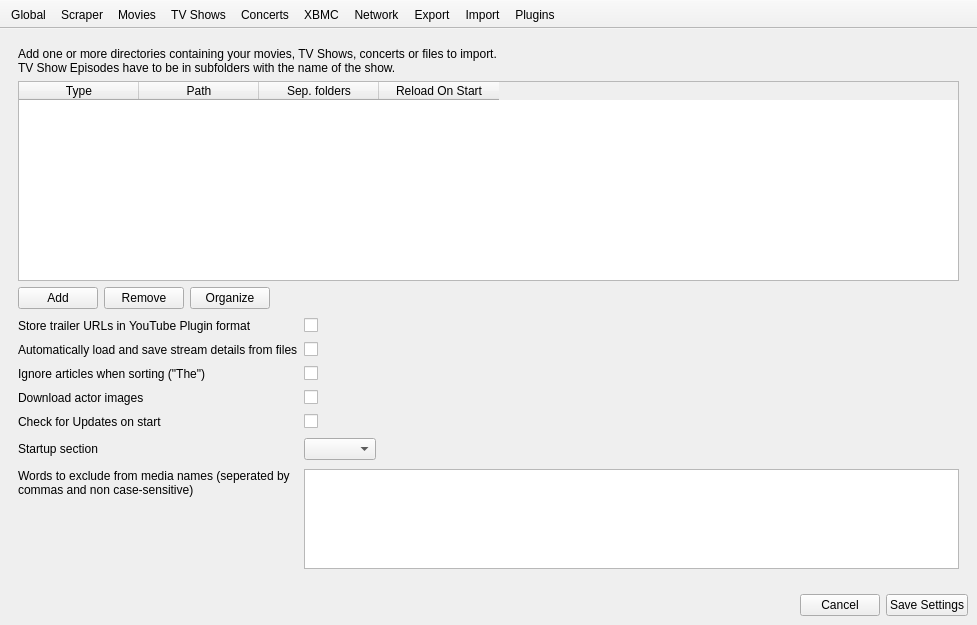
The window that settings/SettingsWindow.ui (Komet/MediaElch) describes before a commit, drawn with Qt 5.
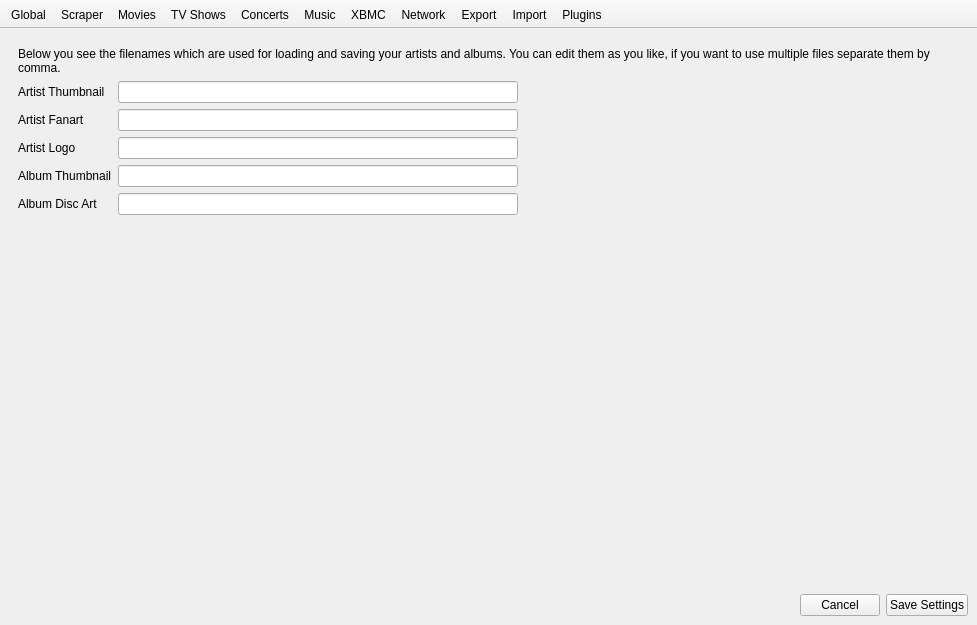
The same window after the commit. The open tabs and pages were chosen to show the change. Icons and pictures are not drawn. Custom widgets are drawn as their Qt base class.

Commit message: First part of music management

The edit to the form file:
```diff
--- a/settings/SettingsWindow.ui
+++ b/settings/SettingsWindow.ui
@@ -1067,6 +1067,112 @@
         </item>
        </layout>
       </widget>
+      <widget class="QWidget" name="page_music">
+       <layout class="QVBoxLayout" name="verticalLayout_17" stretch="0,1">
+        <item>
+         <widget class="QLabel" name="label_60">
+          <property name="text">
+           <string>Below you see the filenames which are used for loading and saving your artists and albums. You can edit them as you like, if you want to use multiple files separate them by comma.</string>
+          </property>
+          <property name="wordWrap">
+           <bool>true</bool>
+          </property>
+         </widget>
+        </item>
+        <item>
+         <layout class="QFormLayout" name="formLayout_9">
+          <property name="fieldGrowthPolicy">
+           <enum>QFormLayout::ExpandingFieldsGrow</enum>
+          </property>
+          <item row="0" column="0">
+           <widget class="QLabel" name="label_64">
+            <property name="text">
+             <string>Artist Thumbnail</string>
+            </property>
+           </widget>
+          </item>
+          <item row="0" column="1">
+           <widget class="QLineEdit" name="artistThumb">
+            <property name="maximumSize">
+             <size>
+              <width>400</width>
+              <height>16777215</height>
+             </size>
+            </property>
+           </widget>
+          </item>
+          <item row="1" column="0">
+           <widget class="QLabel" name="label_65">
+            <property name="text">
+             <string>Artist Fanart</string>
+            </property>
+           </widget>
+          </item>
+          <item row="1" column="1">
+           <widget class="QLineEdit" name="artistFanart">
+            <property name="maximumSize">
+             <size>
+              <width>400</width>
+              <height>16777215</height>
+             </size>
+            </property>
+           </widget>
+          </item>
+          <item row="2" column="0">
+           <widget class="QLabel" name="label_66">
+            <property name="text">
+             <string>Artist Logo</string>
+            </property>
+           </widget>
+          </item>
+          <item row="2" column="1">
+           <widget class="QLineEdit" name="artistLogo">
+            <property name="maximumSize">
+             <size>
+              <width>400</width>
+              <height>16777215</height>
+             </size>
+            </property>
+           </widget>
+          </item>
+          <item row="3" column="0">
+           <widget class="QLabel" name="label_67">
+            <property name="text">
+             <string>Album Thumbnail</string>
+            </property>
+           </widget>
+          </item>
+          <item row="3" column="1">
+           <widget class="QLineEdit" name="albumThumb">
+            <property name="maximumSize">
+             <size>
+              <width>400</width>
+              <height>16777215</height>
+             </size>
+            </property>
+           </widget>
+          </item>
+          <item row="4" column="0">
+           <widget class="QLabel" name="label_68">
+            <property name="text">
+             <string>Album Disc Art</string>
+            </property>
+           </widget>
+          </item>
+          <item row="4" column="1">
+           <widget class="QLineEdit" name="albumDiscArt">
+            <property name="maximumSize">
+             <size>
+              <width>400</width>
+              <height>16777215</height>
+             </size>
+            </property>
+           </widget>
+          </item>
+         </layout>
+        </item>
+       </layout>
+      </widget>
       <widget class="QWidget" name="page_xbmc">
        <layout class="QVBoxLayout" name="verticalLayout_2" stretch="0,1">
         <item>
@@ -1535,6 +1641,7 @@
    <addaction name="actionMovies"/>
    <addaction name="actionTV_Shows"/>
    <addaction name="actionConcerts"/>
+   <addaction name="actionMusic"/>
    <addaction name="actionXBMC"/>
    <addaction name="actionNetwork"/>
    <addaction name="actionExport"/>
@@ -1737,7 +1844,30 @@
      <normaloff>:/settings_line/plugins.png</normaloff>:/settings_line/plugins.png</iconset>
    </property>
    <property name="page" stdset="0">
-    <number>9</number>
+    <number>10</number>
+   </property>
+  </action>
+  <action name="actionMusic">
+   <property name="icon">
+    <iconset resource="../MediaElch.qrc">
+     <normaloff>:/settings_line/concerts.png</normaloff>:/settings_line/concerts.png</iconset>
+   </property>
+   <property name="text">
+    <string>Music</string>
+   </property>
+   <property name="toolTip">
+    <string>Music</string>
+   </property>
+   <property name="iconNormal" stdset="0">
+    <iconset resource="../MediaElch.qrc">
+     <normaloff>:/settings_line/concerts.png</normaloff>:/settings_line/concerts.png</iconset>
+   </property>
+   <property name="iconActive" stdset="0">
+    <iconset resource="../MediaElch.qrc">
+     <normaloff>:/settings/concerts_active.png</normaloff>:/settings/concerts_active.png</iconset>
+   </property>
+   <property name="page" stdset="0">
+    <number>5</number>
    </property>
   </action>
  </widget>
```
Left out of the diff: 24 changed lines with no effect on the pictures. The commit also changes 33 other files.
